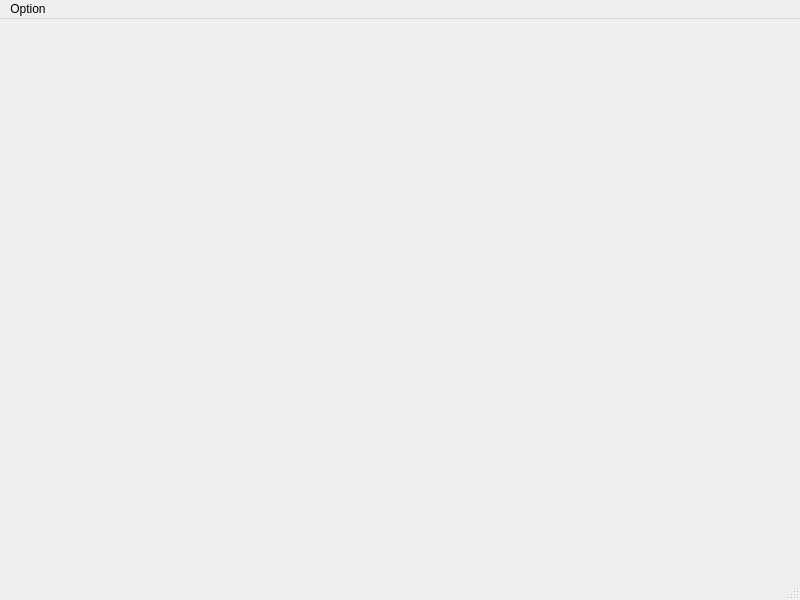
Above: gamemainwindow.ui from a0922762/NTUST_OOP_Project2_Chess before the change. Below: the same form after it.
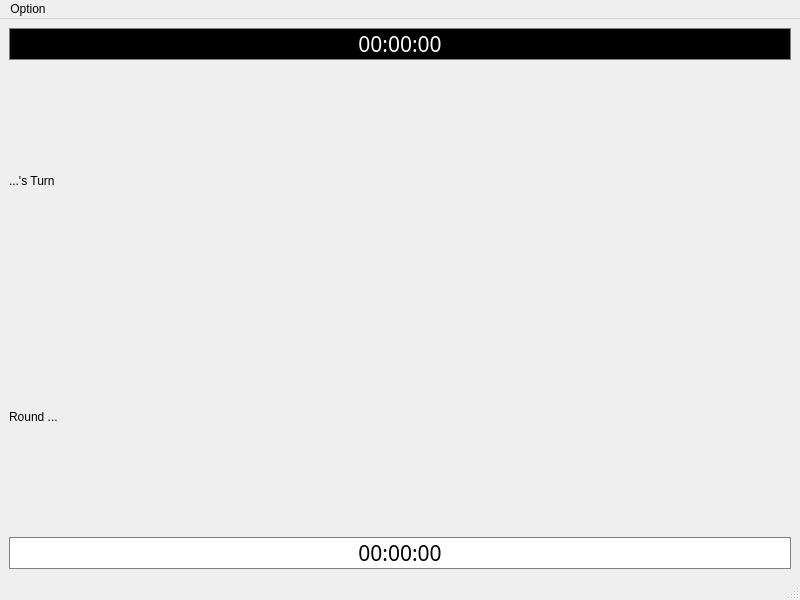
That is the form after the change. Custom widgets are drawn as their Qt base class.

Diff of the .ui file:
```diff
--- a/gamemainwindow.ui
+++ b/gamemainwindow.ui
@@ -13,7 +13,100 @@
   <property name="windowTitle">
    <string>MainWindow</string>
   </property>
-  <widget class="QWidget" name="centralwidget"/>
+  <widget class="QWidget" name="centralwidget">
+   <layout class="QHBoxLayout" name="horizontalLayout">
+    <item>
+     <layout class="QGridLayout" name="chessBoard"/>
+    </item>
+    <item>
+     <layout class="QVBoxLayout" name="verticalLayout">
+      <item>
+       <widget class="TimeDisplay" name="black_timeLabel">
+        <property name="sizePolicy">
+         <sizepolicy hsizetype="Preferred" vsizetype="Maximum">
+          <horstretch>0</horstretch>
+          <verstretch>0</verstretch>
+         </sizepolicy>
+        </property>
+        <property name="font">
+         <font>
+          <family>Impact</family>
+          <pointsize>16</pointsize>
+          <italic>false</italic>
+          <bold>false</bold>
+         </font>
+        </property>
+        <property name="styleSheet">
+         <string notr="true">font: 16pt &quot;Impact&quot;;
+color: white;
+background-color: black;
+border: 1px solid grey;</string>
+        </property>
+        <property name="text">
+         <string>00:00:00</string>
+        </property>
+        <property name="alignment">
+         <set>Qt::AlignCenter</set>
+        </property>
+       </widget>
+      </item>
+      <item>
+       <widget class="QLabel" name="turnLabel">
+        <property name="text">
+         <string>...'s Turn</string>
+        </property>
+       </widget>
+      </item>
+      <item>
+       <widget class="QLabel" name="label_2">
+        <property name="text">
+         <string>Round ...</string>
+        </property>
+       </widget>
+      </item>
+      <item>
+       <widget class="TimeDisplay" name="white_TimeLabel">
+        <property name="sizePolicy">
+         <sizepolicy hsizetype="Preferred" vsizetype="Maximum">
+          <horstretch>0</horstretch>
+          <verstretch>0</verstretch>
+         </sizepolicy>
+        </property>
+        <property name="font">
+         <font>
+          <family>Impact</family>
+          <pointsize>16</pointsize>
+          <italic>false</italic>
+          <bold>false</bold>
+         </font>
+        </property>
+        <property name="styleSheet">
+         <string notr="true">font: 16pt &quot;Impact&quot;;
+color: black;
+background-color: white;
+border: 1px solid grey;</string>
+        </property>
+        <property name="text">
+         <string>00:00:00</string>
+        </property>
+        <property name="textFormat">
+         <enum>Qt::PlainText</enum>
+        </property>
+        <property name="scaledContents">
+         <bool>false</bool>
+        </property>
+        <property name="alignment">
+         <set>Qt::AlignCenter</set>
+        </property>
+        <property name="indent">
+         <number>-1</number>
+        </property>
+       </widget>
+      </item>
+     </layout>
+    </item>
+   </layout>
+  </widget>
   <widget class="QMenuBar" name="menubar">
    <property name="geometry">
     <rect>
@@ -73,6 +166,13 @@
    </property>
   </action>
  </widget>
+ <customwidgets>
+  <customwidget>
+   <class>TimeDisplay</class>
+   <extends>QLabel</extends>
+   <header>timedisplay.h</header>
+  </customwidget>
+ </customwidgets>
  <resources/>
  <connections/>
 </ui>
```
Left out of the diff: 26 changed lines with no effect on the pictures.
